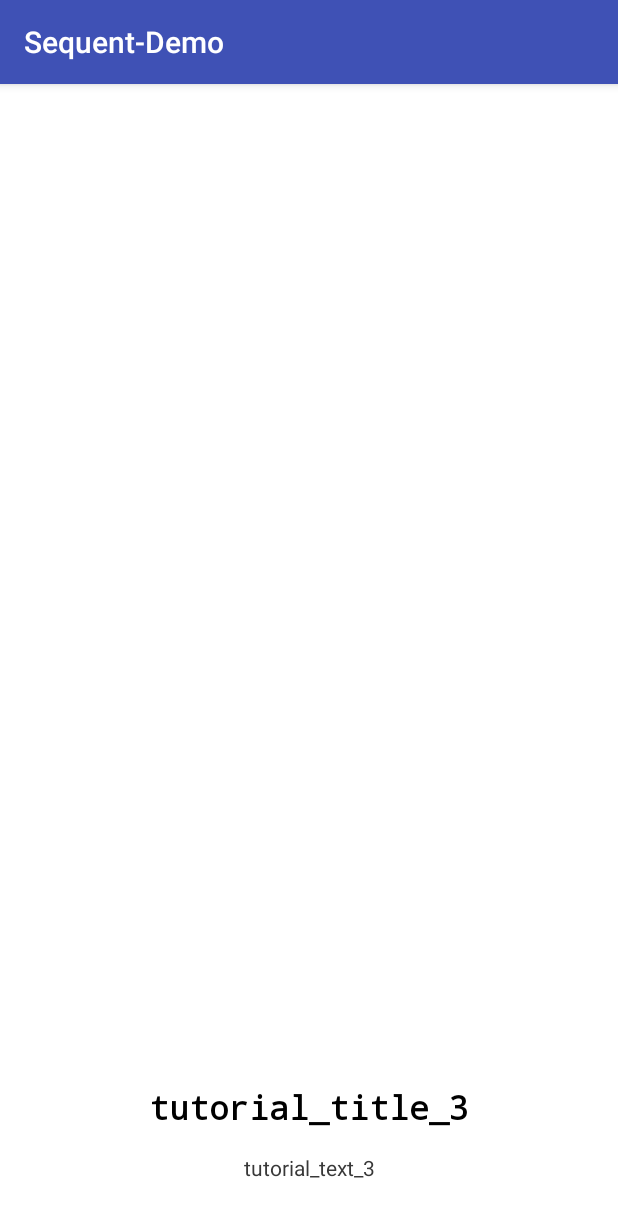
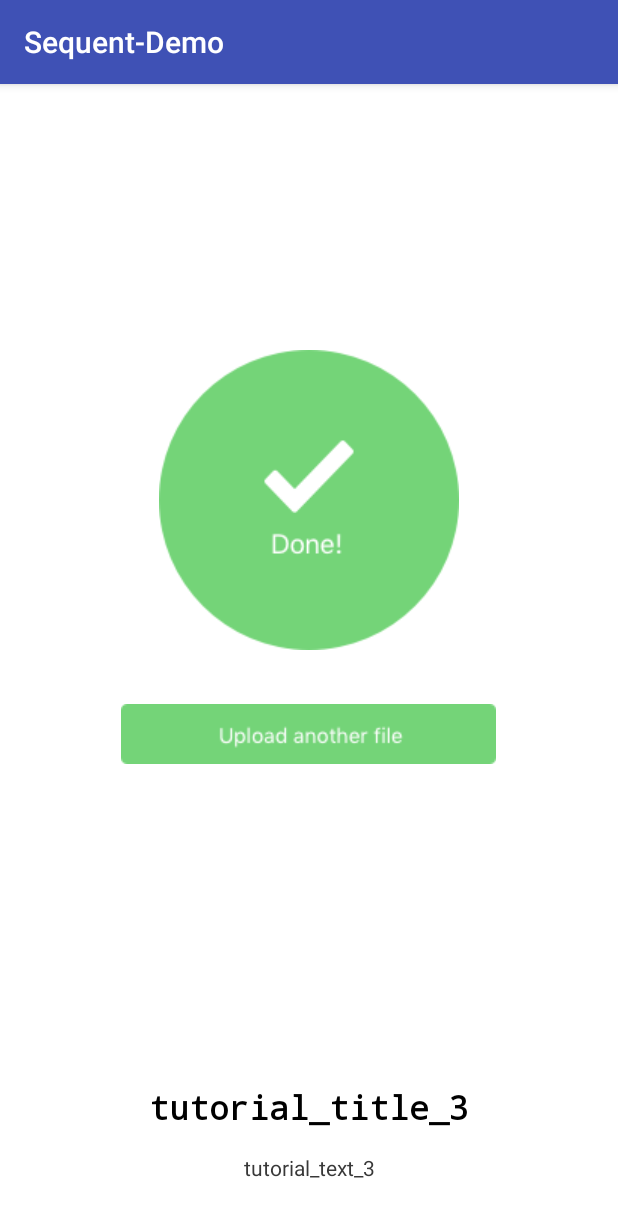
Before and after one commit to fujiyuu75/Sequent, an Android app: the fragment TutorialFragment3 shown on its own in the app's theme, on a phone screen of 412 x 824 dp. Shown: the top 1217 px of the screen. Run offline under Robolectric (Android 15) with nearby library versions, the phone set to English and light mode, and no system bars.

Commit message:
Modify tutorial3

```diff
--- a/app/src/main/java/com/fujiyuu75/sequent/sample/TutorialFragment3.java
+++ b/app/src/main/java/com/fujiyuu75/sequent/sample/TutorialFragment3.java
@@ -1,12 +1,18 @@
 package com.fujiyuu75.sequent.sample;
 
 import android.os.Bundle;
+import android.support.annotation.Nullable;
 import android.support.v4.app.Fragment;
 import android.view.LayoutInflater;
 import android.view.View;
 import android.view.ViewGroup;
+import android.widget.LinearLayout;
+
+import com.fujiyuu75.sequent.Sequent;
 
 public class TutorialFragment3 extends Fragment {
+
+    private LinearLayout layout;
 
     @Override
     public View onCreateView(LayoutInflater inflater,
@@ -15,4 +21,20 @@ public class TutorialFragment3 extends Fragment {
 
         return inflater.inflate(R.layout.fragment_tutorial_3, null);
     }
+
+    @Override
+    public void onViewCreated(View v, @Nullable Bundle savedInstanceState) {
+        super.onViewCreated(v, savedInstanceState);
+
+        layout = (LinearLayout) v.findViewById(R.id.image_layout);
+    }
+
+    @Override
+    public void setUserVisibleHint(boolean isVisibleToUser) {
+        super.setUserVisibleHint(isVisibleToUser);
+
+        if (isVisibleToUser && layout != null) {
+            Sequent.origin(layout).anim(getActivity(), R.anim.popup).start();
+        }
+    }
 }
--- a/app/src/main/res/layout/fragment_tutorial_1.xml
+++ b/app/src/main/res/layout/fragment_tutorial_1.xml
@@ -23,7 +23,7 @@
             android:layout_gravity="right"
             android:layout_marginBottom="24dp"
             android:layout_marginTop="24dp"
-            android:src="@drawable/message1"/>
+            android:src="@drawable/t1_1"/>
 
         <android.support.v7.widget.AppCompatImageView
             android:layout_width="wrap_content"
@@ -31,7 +31,7 @@
             android:layout_gravity="left"
             android:layout_marginBottom="24dp"
             android:layout_marginTop="24dp"
-            android:src="@drawable/message2"/>
+            android:src="@drawable/t1_2"/>
 
         <android.support.v7.widget.AppCompatImageView
             android:layout_width="wrap_content"
@@ -39,7 +39,7 @@
             android:layout_gravity="right"
             android:layout_marginBottom="24dp"
             android:layout_marginTop="24dp"
-            android:src="@drawable/message3"/>
+            android:src="@drawable/t1_3"/>
     </LinearLayout>
 
     <LinearLayout
--- a/app/src/main/res/layout/fragment_tutorial_3.xml
+++ b/app/src/main/res/layout/fragment_tutorial_3.xml
@@ -13,9 +13,35 @@
         android:layout_height="0dp"
         android:layout_gravity="top"
         android:layout_weight="1"
+        android:gravity="center"
         android:orientation="vertical"
         android:paddingBottom="24dp"
         android:paddingTop="24dp">
+
+        <FrameLayout
+            android:layout_width="match_parent"
+            android:layout_height="wrap_content"
+            android:gravity="center">
+
+            <android.support.v7.widget.AppCompatImageView
+                android:layout_width="wrap_content"
+                android:layout_height="wrap_content"
+                android:layout_gravity="center"
+                android:src="@drawable/t3_1"/>
+
+            <android.support.v7.widget.AppCompatImageView
+                android:layout_width="wrap_content"
+                android:layout_height="wrap_content"
+                android:layout_gravity="center"
+                android:src="@drawable/t3_2"/>
+        </FrameLayout>
+
+        <android.support.v7.widget.AppCompatImageView
+            android:layout_width="wrap_content"
+            android:layout_height="wrap_content"
+            android:layout_gravity="center"
+            android:layout_marginTop="36dp"
+            android:src="@drawable/t3_3"/>
     </LinearLayout>
 
     <LinearLayout
```
Also changed, not shown: app/src/main/res/drawable/t3_1.png (added), app/src/main/res/drawable/t3_2.png (added), app/src/main/res/drawable/t3_3.png (added).
